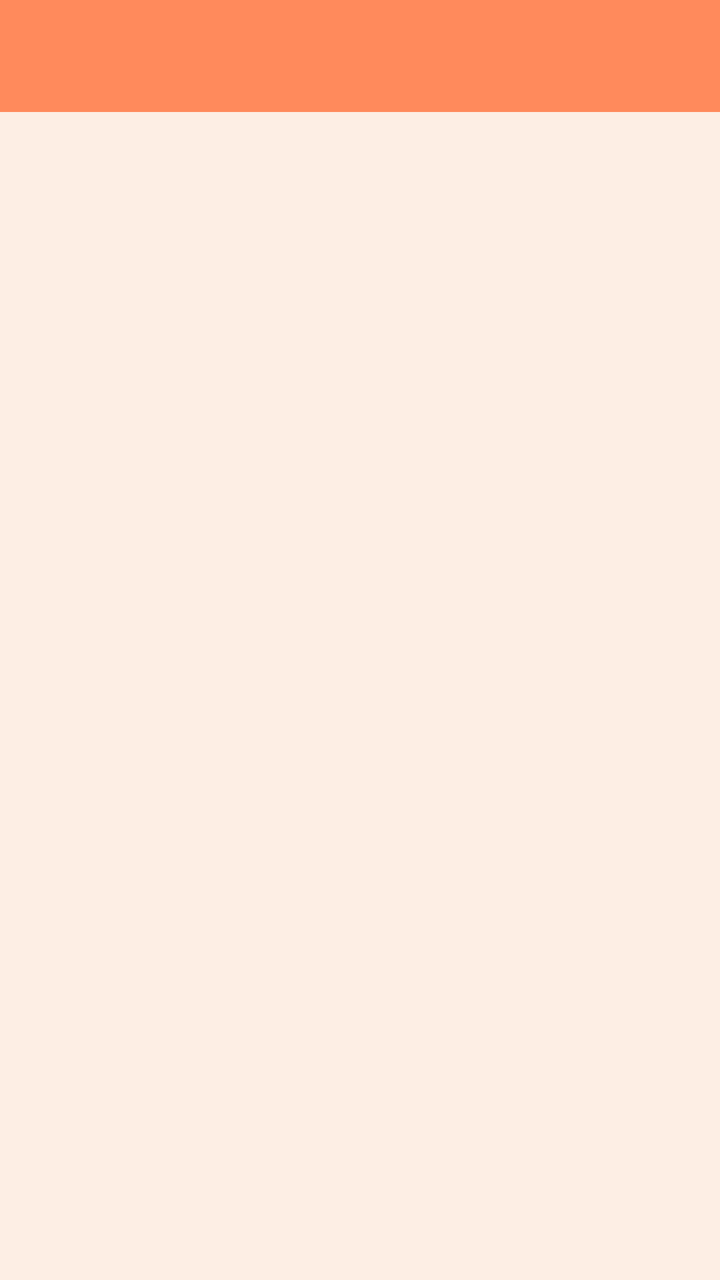
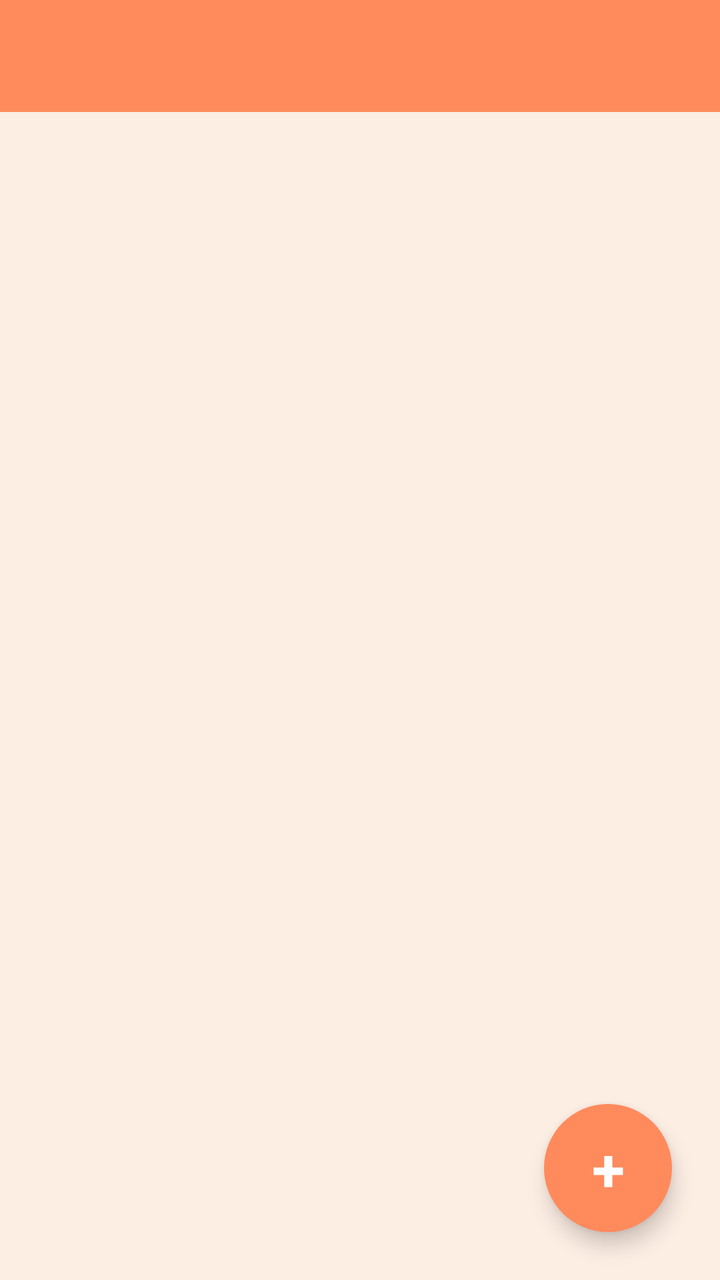

The first picture is an Android layout as it rendered before a commit; the second is the same layout after the commit. The layout source and the unified diff follow.
<!-- AndroidManifest.xml: application theme Theme.Ft_hangouts -->
<!-- res/layout/activity_main.xml -->
<?xml version="1.0" encoding="utf-8"?>
<LinearLayout xmlns:android="http://schemas.android.com/apk/res/android"
    xmlns:app="http://schemas.android.com/apk/res-auto"
    android:id="@+id/mainRoot"
    android:layout_width="match_parent"
    android:layout_height="match_parent"
    android:orientation="vertical"
    android:background="@color/background">

    <androidx.appcompat.widget.Toolbar
        android:id="@+id/toolbar"
        android:layout_width="match_parent"
        android:layout_height="?attr/actionBarSize"
        android:background="@color/primary">

        <TextView
            android:id="@+id/toolbarTitle"
            android:layout_width="wrap_content"
            android:layout_height="wrap_content"
            android:layout_gravity="center"
            android:textColor="@android:color/white"
            android:textSize="20sp"
            android:textStyle="bold" />

    </androidx.appcompat.widget.Toolbar>

    <ListView
        android:id="@+id/contactListView"
        android:layout_width="match_parent"
        android:layout_height="match_parent"
        android:divider="@android:color/transparent"
        android:dividerHeight="12dp"
        android:clipToPadding="false"
        android:paddingHorizontal="12dp"
        android:paddingVertical="8dp"
        android:listSelector="@android:color/transparent" />

</LinearLayout>
<!-- resources referenced by this layout -->
<resources>
  <color name="background">#FDEEE4</color>
  <color name="primary">#FF8A5C</color>
  <style name="Theme.Ft_hangouts" parent="Base.Theme.Ft_hangouts" />
  <style name="Base.Theme.Ft_hangouts" parent="Theme.AppCompat.DayNight.NoActionBar">
          <item name="colorPrimary">@color/primary</item>
          <item name="colorPrimaryDark">@color/primary_dark</item>
          <item name="colorAccent">@color/accent</item>
          <item name="android:windowBackground">@color/background</item>
          <item name="android:statusBarColor">@color/primary_dark</item>
      </style>
  <color name="primary_dark">#E56A3D</color>
  <color name="accent">#FFB088</color>
</resources>

<!-- the commit's change to res/layout/activity_main.xml (unified diff, before → after) -->
@@ -1,7 +1,6 @@
 <?xml version="1.0" encoding="utf-8"?>
 <LinearLayout xmlns:android="http://schemas.android.com/apk/res/android"
     xmlns:app="http://schemas.android.com/apk/res-auto"
-    android:id="@+id/mainRoot"
     android:layout_width="match_parent"
     android:layout_height="match_parent"
     android:orientation="vertical"
@@ -11,7 +10,8 @@
         android:id="@+id/toolbar"
         android:layout_width="match_parent"
         android:layout_height="?attr/actionBarSize"
-        android:background="@color/primary">
+        android:background="@color/primary"
+        app:popupTheme="@style/ToolbarPopupOverlay">
 
         <TextView
             android:id="@+id/toolbarTitle"
@@ -24,15 +24,38 @@
 
     </androidx.appcompat.widget.Toolbar>
 
-    <ListView
-        android:id="@+id/contactListView"
+    <FrameLayout
         android:layout_width="match_parent"
-        android:layout_height="match_parent"
-        android:divider="@android:color/transparent"
-        android:dividerHeight="12dp"
-        android:clipToPadding="false"
-        android:paddingHorizontal="12dp"
-        android:paddingVertical="8dp"
-        android:listSelector="@android:color/transparent" />
+        android:layout_height="match_parent">
+
+        <ListView
+            android:id="@+id/contactListView"
+            android:layout_width="match_parent"
+            android:layout_height="match_parent"
+            android:divider="@android:color/transparent"
+            android:dividerHeight="12dp"
+            android:clipToPadding="false"
+            android:paddingHorizontal="12dp"
+            android:paddingVertical="8dp"
+            android:listSelector="@android:color/transparent" />
+
+        <TextView
+            android:id="@+id/addContactButton"
+            android:layout_width="64dp"
+            android:layout_height="64dp"
+            android:layout_gravity="bottom|end"
+            android:layout_margin="24dp"
+            android:background="@drawable/bg_fab"
+            android:foreground="@drawable/bg_fab_ripple"
+            android:text="+"
+            android:textSize="30sp"
+            android:textStyle="bold"
+            android:textColor="@android:color/white"
+            android:gravity="center"
+            android:elevation="6dp"
+            android:clickable="true"
+            android:focusable="true" />
+
+    </FrameLayout>
 
 </LinearLayout>
<!-- resource entries referenced after the edit -->
@@ -2,7 +2,30 @@
 <resources>
   <color name="background">#FDEEE4</color>
   <color name="primary">#FF8A5C</color>
+  <!-- drawable bg_fab (drawable) -->
+  <shape xmlns:android="http://schemas.android.com/apk/res/android"
+      android:shape="oval">
+      <solid android:color="@color/primary" />
+  </shape>
+  <!-- drawable bg_fab_ripple (drawable) -->
+  <ripple xmlns:android="http://schemas.android.com/apk/res/android"
+      android:color="?android:attr/colorControlHighlight">
+      <item android:id="@android:id/mask">
+          <shape android:shape="oval">
+              <solid android:color="@android:color/white" />
+          </shape>
+      </item>
+  </ripple>
+  <style name="ToolbarPopupOverlay" parent="ThemeOverlay.AppCompat.Light">
+          <item name="android:popupBackground">@drawable/bg_popup_menu</item>
+      </style>
   <style name="Theme.Ft_hangouts" parent="Base.Theme.Ft_hangouts" />
+  <!-- drawable bg_popup_menu (drawable) -->
+  <shape xmlns:android="http://schemas.android.com/apk/res/android"
+      android:shape="rectangle">
+      <solid android:color="@color/surface" />
+      <corners android:radius="12dp" />
+  </shape>
   <style name="Base.Theme.Ft_hangouts" parent="Theme.AppCompat.DayNight.NoActionBar">
           <item name="colorPrimary">@color/primary</item>
           <item name="colorPrimaryDark">@color/primary_dark</item>
@@ -10,6 +33,7 @@
           <item name="android:windowBackground">@color/background</item>
           <item name="android:statusBarColor">@color/primary_dark</item>
       </style>
+  <color name="surface">#FFF8F0</color>
   <color name="primary_dark">#E56A3D</color>
   <color name="accent">#FFB088</color>
 </resources>
